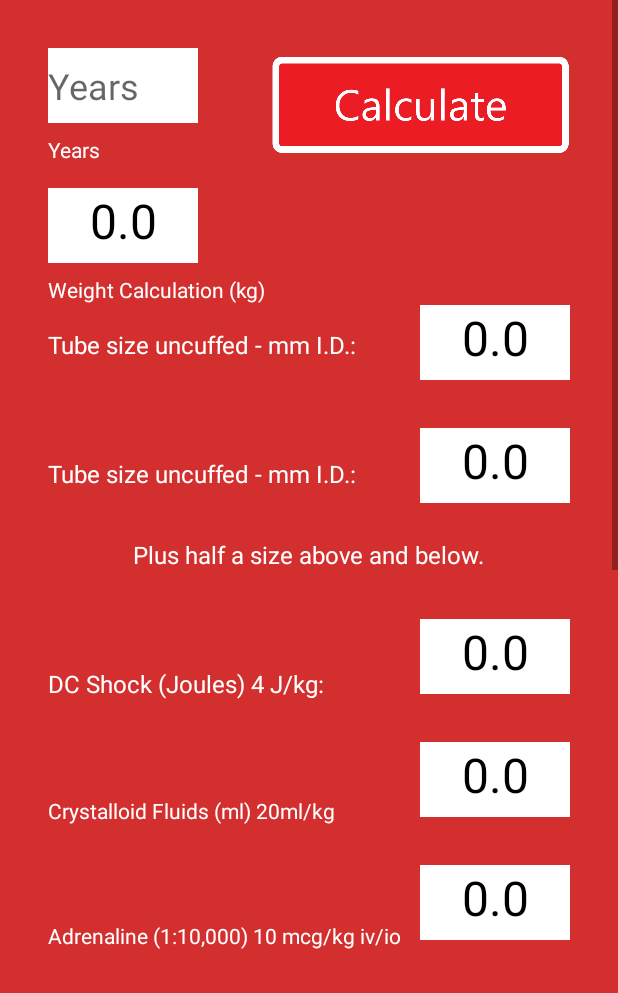
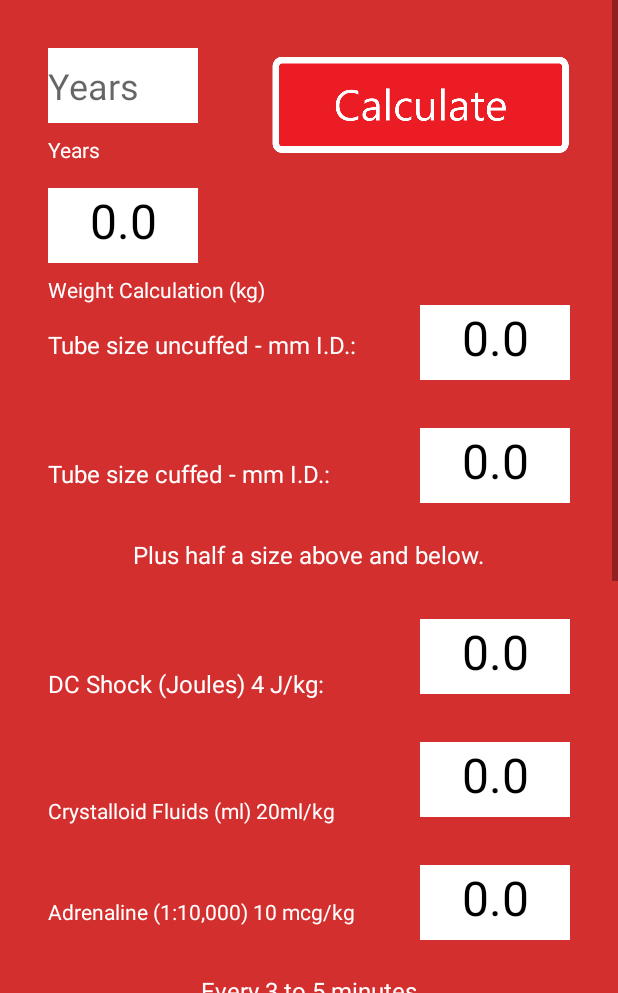
Before and after one commit to CullenDevelopment/ResuscitationApp, an Android app: the CalcsActivity screen opened directly, with no data from a screen before it, on a phone screen of 412 x 824 dp, the part 243-1236 px from its top. Run offline under Robolectric (Android 15) with nearby library versions, the phone set to English and light mode, and no system bars.

Commit message:
a few spelling mistakes on ui

```diff
--- a/app/src/main/res/layout/activity_calcs.xml
+++ b/app/src/main/res/layout/activity_calcs.xml
@@ -157,7 +157,7 @@
             android:layout_marginStart="@dimen/double_default_margin"
             android:layout_marginLeft="@dimen/double_default_margin"
             android:layout_marginTop="@dimen/quad_default_margin"
-            android:text="@string/tube_size_uc"
+            android:text="@string/tube_cuffed"
             android:textSize="@dimen/standard_text_size"
             android:textColor="@color/white" />
 
@@ -287,7 +287,7 @@
             android:layout_below="@id/crystalloid"
             android:layout_marginStart="@dimen/double_default_margin"
             android:layout_marginLeft="@dimen/double_default_margin"
-            android:layout_marginTop="@dimen/quad_default_margin"
+            android:layout_marginTop="@dimen/tri_default_margin"
             android:text="@string/adrenaline"
 
             android:textColor="@color/white" />
--- a/app/src/main/res/values/strings.xml
+++ b/app/src/main/res/values/strings.xml
@@ -18,7 +18,7 @@
     <string name = "number" translatable="false">0.0</string>
     <string name="energy">DC Shock (Joules) 4 J/kg:</string>
     <string name="crystalloid">Crystalloid Fluids (ml) 20ml/kg</string>
-    <string name="adrenaline">Adrenaline (1:10,000) 10 mcg/kg iv/io</string>
+    <string name="adrenaline">Adrenaline (1:10,000) 10 mcg/kg </string>
     <string name="amiodarone">Amiodarone 5 mg/kg iv/io</string>
     <string name="adrenaline_timing">Every 3 to 5 minutes</string>
     <string name="amiodarone_timing">After third and fifth DC Shock</string>
```
